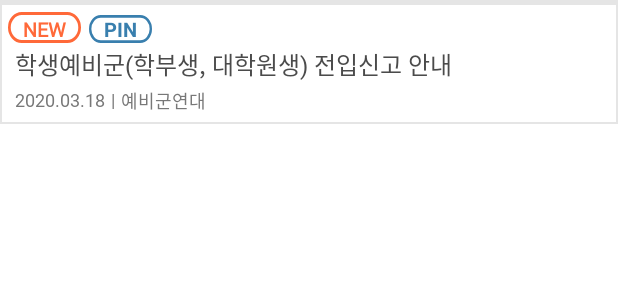
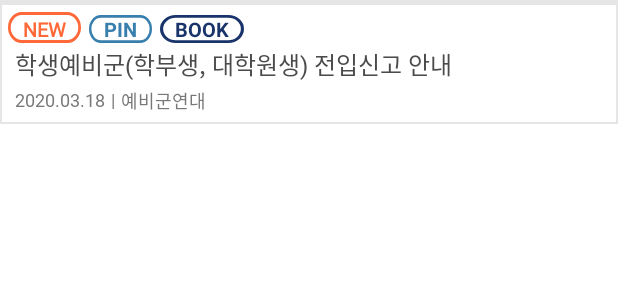
Before and after one commit to YoonSuhyeok/KN_Notice_app, an Android app: the layout list_item_notice.xml on its own in the app's theme, with its tools: preview values and no code run, on a phone screen of 412 x 824 dp. Shown: the top 300 px of the screen. Run offline under Robolectric (Android 15) with nearby library versions, the phone set to English and light mode, and no system bars.

Commit message:
Merge remote-tracking branch 'origin/DBupdate1' into DBupdate
# Conflicts:
#	app/src/main/java/com/example/noticekangwon/Activity/MainActivity.kt
#	app/src/main/java/com/example/noticekangwon/DataBase/Notice.java
#	app/src/main/res/layout/activity_main.xml
#	app/src/main/res/menu/menu.xml
#	app/src/main/res/values-night/colors.xml
#	app/src/main/res/values/colors.xml
#	app/src/main/res/values/styles.xml

```diff
--- a/app/src/main/AndroidManifest.xml
+++ b/app/src/main/AndroidManifest.xml
@@ -23,9 +23,11 @@
 
         <activity android:name=".Activity.DevelopInfoActivity" android:parentActivityName=".Activity.MainActivity"></activity>
 
-        <activity android:name=".Activity.BookMarkActivity" android:parentActivityName=".Activity.MainActivity"></activity>
+        <activity android:name=".Activity.BookmarkActivity" android:parentActivityName=".Activity.MainActivity"></activity>
 
         <activity android:name=".Activity.FilterActivity"></activity>
+
+        <activity android:name=".Activity.TmpClass"></activity>
 
 <!--        <service android:name=".notifiThread.MyService"/>-->
     </application>
--- a/app/src/main/java/com/example/noticekangwon/DataBase/NoticeDao.java
+++ b/app/src/main/java/com/example/noticekangwon/DataBase/NoticeDao.java
@@ -11,10 +11,10 @@ import java.util.List;
 
 @Dao
 public interface NoticeDao {
-    @Query("SELECT * FROM Notice ORDER BY isPin, mDate")
+    @Query("SELECT * FROM Notice ORDER BY isPin, mDate DESC")
     List<Notice> getAll();
 
-    @Query("SELECT * FROM Notice WHERE mIdFk IN (:ids) ORDER BY isPin, mDate")
+    @Query("SELECT * FROM Notice WHERE mIdFk IN (:ids) ORDER BY isPin, mDate DESC")
     List<Notice> getFil(List<Integer> ids);
 
     @Query("SELECT * FROM Notice WHERE mTitle LIKE :title")
--- /dev/null
+++ b/app/src/main/res/drawable/book_rect.xml
@@ -0,0 +1,11 @@
+<vector xmlns:android="http://schemas.android.com/apk/res/android"
+    android:width="40dp"
+    android:height="15dp"
+    android:viewportWidth="40"
+    android:viewportHeight="15">
+  <path
+      android:pathData="M7.5,0.75L32.5,0.75A6.75,6.75 0,0 1,39.25 7.5L39.25,7.5A6.75,6.75 0,0 1,32.5 14.25L7.5,14.25A6.75,6.75 0,0 1,0.75 7.5L0.75,7.5A6.75,6.75 0,0 1,7.5 0.75z"
+      android:strokeWidth="1.5"
+      android:fillColor="#00000000"
+      android:strokeColor="#19346A"/>
+</vector>
--- a/app/src/main/res/layout/bookmark_page.xml
+++ b/app/src/main/res/layout/bookmark_page.xml
@@ -20,7 +20,7 @@
         android:textSize="18dp" />
 
     <androidx.recyclerview.widget.RecyclerView
-        android:id="@+id/recyclerview"
+        android:id="@+id/bookmarkRecycle"
         android:layout_width="match_parent"
         android:layout_height="match_parent"
         android:layout_below="@id/bookToolbar"
--- a/app/src/main/res/layout/list_item_notice.xml
+++ b/app/src/main/res/layout/list_item_notice.xml
@@ -44,6 +44,20 @@
             android:background="@drawable/pin_rect"
             android:text="PIN"
             android:textColor="#397FAE"
+            android:textSize="13dp"
+            android:textStyle="bold"/>
+        <TextView
+            android:id="@+id/book_tag"
+            android:layout_width="wrap_content"
+            android:layout_height="wrap_content"
+            android:layout_marginStart="5dp"
+            android:layout_marginLeft="5dp"
+            android:layout_marginTop="8dp"
+            android:paddingStart="10dp"
+            android:paddingEnd="10dp"
+            android:background="@drawable/book_rect"
+            android:text="BOOK"
+            android:textColor="#19346A"
             android:textSize="13dp"
             android:textStyle="bold"/>
     </LinearLayout>
```
Also changed, not shown: app/src/main/java/com/example/noticekangwon/Activity/BookMarkActivity.java (deleted, +0 -23 lines), app/src/main/java/com/example/noticekangwon/Activity/BookmarkActivity.kt (added, +48 -0 lines), app/src/main/java/com/example/noticekangwon/Activity/LongClickMenu.kt (+20 -0 lines), app/src/main/java/com/example/noticekangwon/Activity/MainActivity.kt (+25 -20 lines), app/src/main/java/com/example/noticekangwon/Activity/TmpClass.java (added, +18 -0 lines), app/src/main/java/com/example/noticekangwon/Recyclerviews/NoticeAdapter.kt (+10 -1 lines).
